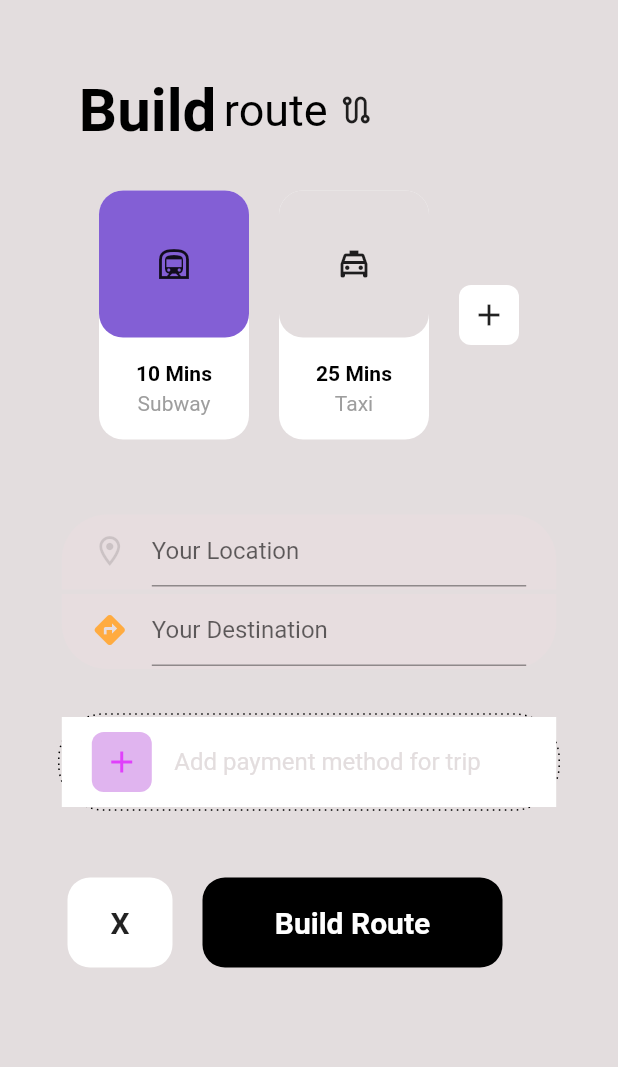
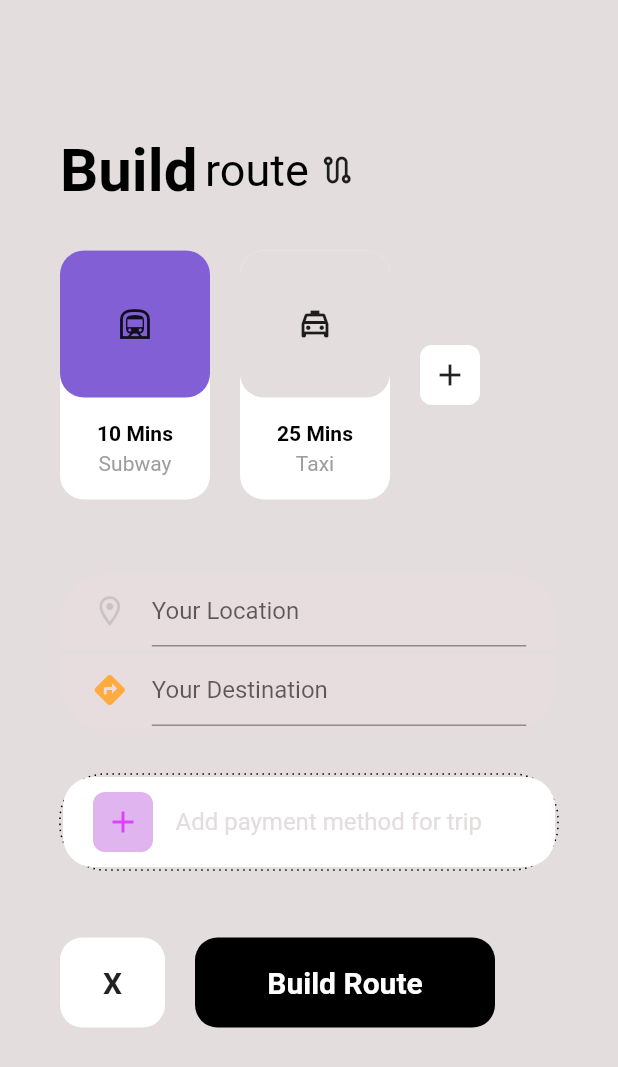
Before and after one commit to DroneCodes/routedriver, a Flutter app: the BuildRoute screen opened directly, on a phone screen of 412 x 824 dp. Shown: the top 1067 px of the screen. Run offline on Flutter 3.47's test engine with Material 2 defaults, Android fonts, the phone set to English and light mode, and no system bars; drawn by our look-alikes of dotted_border; network calls fail.

Commit message:
UI looks nice

```diff
--- a/lib/route/route.dart
+++ b/lib/route/route.dart
@@ -14,16 +14,14 @@ class BuildRoute extends StatelessWidget {
     return Scaffold(
       backgroundColor: Color.fromARGB(206, 220, 213, 214),
       body: Container(
-        padding: EdgeInsets.all(10),
-        child: Expanded(
+        padding: EdgeInsets.all(40),
           child: Column(
             mainAxisAlignment: MainAxisAlignment.start,
             children: <Widget>[
               Container(
-                padding: EdgeInsets.only(right: 110, top: 40 ),
+                padding: EdgeInsets.only(top: 50 ),
                 child: Row(
-                  mainAxisSize: MainAxisSize.min,
-                  mainAxisAlignment: MainAxisAlignment.center,
+                  mainAxisAlignment: MainAxisAlignment.start,
                   children: [
                     Text("Build", style: TextStyle(color: Colors.black, fontWeight: FontWeight.bold, fontSize: 40),),
                     SizedBox(
@@ -45,7 +43,7 @@ class BuildRoute extends StatelessWidget {
               // Code given to me by Sebastine Odeh
               Container(
                 child: Row(
-                  mainAxisAlignment: MainAxisAlignment.center,
+                  mainAxisAlignment: MainAxisAlignment.start,
                   children: [
                     Container(
                       padding: EdgeInsets.only(bottom: 8),
@@ -124,7 +122,10 @@ class BuildRoute extends StatelessWidget {
                     ),
 
                     SizedBox(width: 20),
-                    Container(
+                    InkWell(
+                      // TODO: add a page for the add or a recursive code
+                      // onTap: ,
+                      child: Container(
                         decoration: BoxDecoration(
                           borderRadius: BorderRadius.circular(8),
                           color: Colors.white,
@@ -132,6 +133,7 @@ class BuildRoute extends StatelessWidget {
                         width: 40,
                         height: 40,
                         child: Icon(Icons.add,),
+                      ),
                     ),
                   ],
                 ),
@@ -212,19 +214,20 @@ class BuildRoute extends StatelessWidget {
 
               DottedBorder(
                   color: Colors.black,
+                  radius: Radius.circular(30),
                   borderType: BorderType.RRect,
-                  radius: Radius.circular(30),
                   strokeWidth: 1,
                   dashPattern: [
                     1,
                     3
                   ],
                   child: Container(
-                    width: size.width * 0.8,
+                    padding: EdgeInsets.only(left: 20),
+                    width: size.width,
                     height: 60,
-                    padding: EdgeInsets.only(left: 20, right: 20),
                     decoration: BoxDecoration(
                       color: Colors.white,
+                      borderRadius: BorderRadius.circular(20.0)
                     ),
                     child: Row(
                       mainAxisAlignment: MainAxisAlignment.start,
@@ -256,9 +259,6 @@ class BuildRoute extends StatelessWidget {
               Row(
                 mainAxisAlignment: MainAxisAlignment.start,
                 children: [
-                  SizedBox(
-                    width: 35,
-                  ),
                   Container(
                     decoration: BoxDecoration(
                       borderRadius: BorderRadius.circular(15),
@@ -295,7 +295,7 @@ class BuildRoute extends StatelessWidget {
               )
             ],
           ),
-        ),
+
       ),
     );
   }
```
Also changed, not shown: lib/directions/direction.dart (+101 -2 lines). Lines whose indentation alone changed are shown as unchanged.
